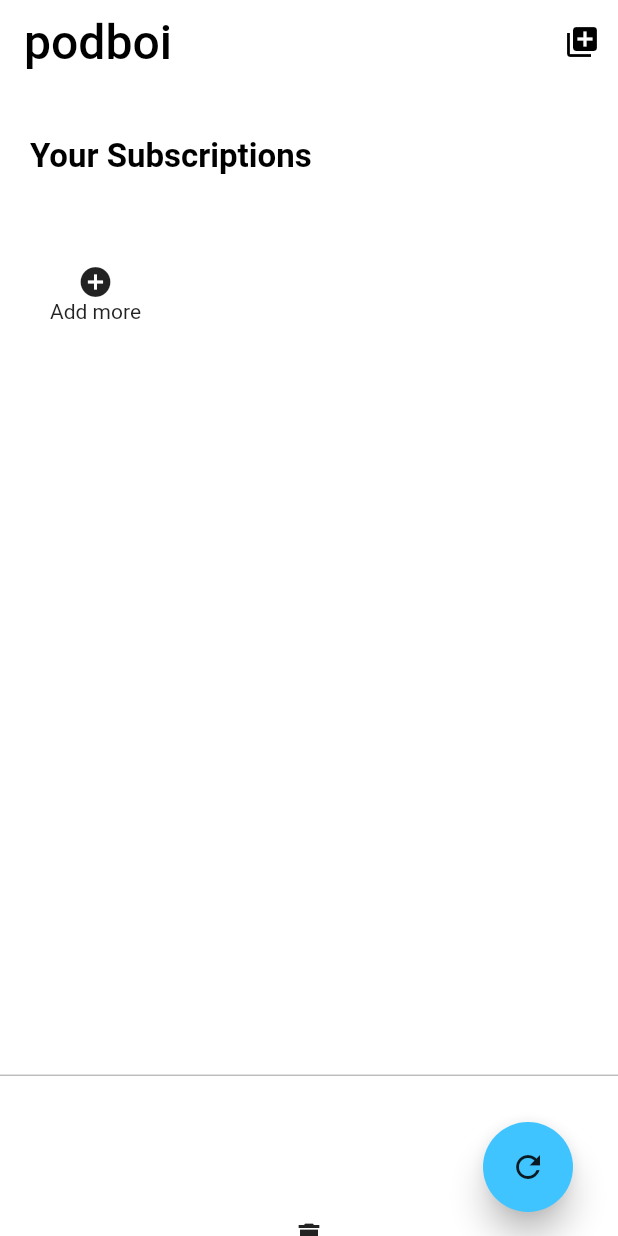
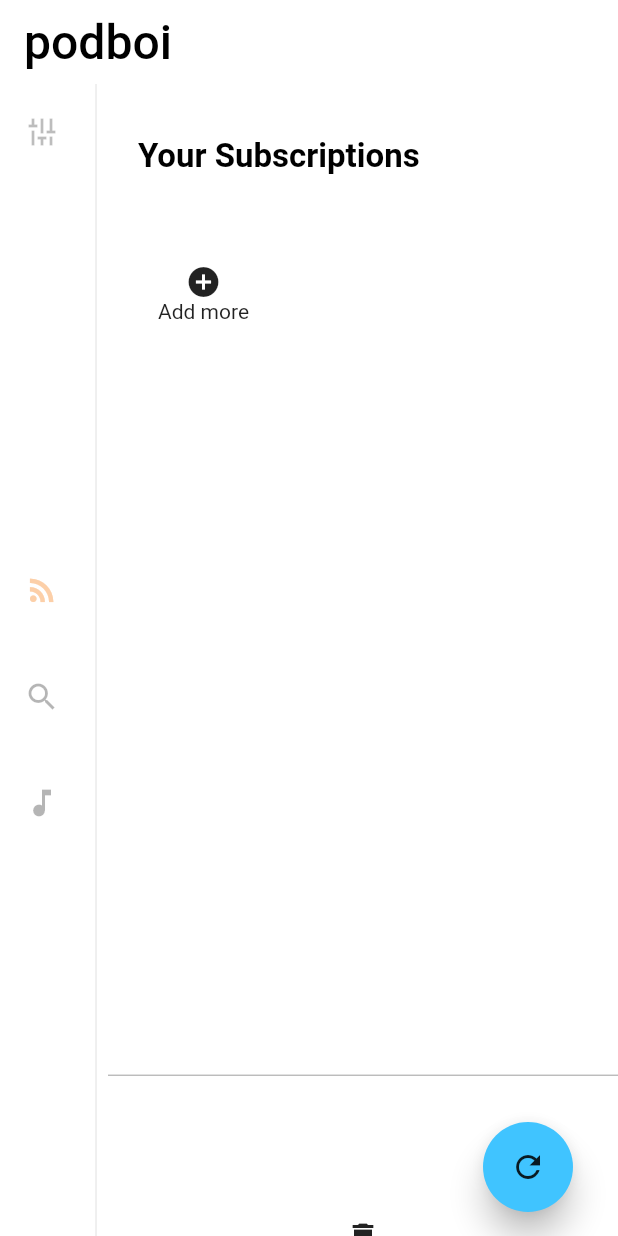
Before and after one commit to srihariash999/podboi, a Flutter app: the screen it shows after launch, on a phone screen of 412 x 824 dp. Run offline on Flutter 3.47's test engine with Material 2 defaults, Android fonts, the phone set to English and light mode, and no system bars; our stand-ins replace dotted_border, flutter_neumorphic, get_it, google_fonts, hive; missing offline and left inert: flutter_sound_lite, podcast_search; accounts and stored records are empty; Roboto replaces fonts that are missing (Monoton).

Commit message:
Added a new landing screen and started to organise navigation b/w pages

```diff
--- a/lib/views/new_landing_screen_view.dart
+++ b/lib/views/new_landing_screen_view.dart
@@ -0,0 +1,109 @@
+import 'package:flutter/material.dart';
+import 'package:flutter_neumorphic/flutter_neumorphic.dart';
+import 'package:google_fonts/google_fonts.dart';
+import 'package:podboi/views/subscriptions_page_view.dart';
+
+class ScreenOne extends StatelessWidget {
+  final int _selectedIndex = 0;
+  final padding = 8.0;
+  @override
+  Widget build(BuildContext context) {
+    return Scaffold(
+      backgroundColor: Colors.white,
+      appBar: AppBar(
+        backgroundColor: Colors.white,
+        elevation: 0.0,
+        toolbarOpacity: 0.0,
+        //title: Text("PodBoi", style: Theme.of(context).textTheme.headline4),
+        title: Text(
+          "podboi",
+          style: GoogleFonts.monoton(
+            textStyle: TextStyle(
+              fontSize: 32.0,
+              color: Colors.black,
+            ),
+          ),
+        ),
+      ),
+      body: SafeArea(
+        child: Row(
+          children: <Widget>[
+            NavigationRail(
+              minWidth: 56.0,
+              groupAlignment: 0.0,
+              backgroundColor: Colors.white,
+              selectedIndex: _selectedIndex,
+              selectedIconTheme: IconThemeData(
+                color: Color(0xffFCCFA8),
+              ),
+              onDestinationSelected: (int index) {
+                print(index);
+              },
+              labelType: NavigationRailLabelType.all,
+              leading: Column(
+                children: <Widget>[
+                  RotatedBox(
+                    quarterTurns: -1,
+                    child: IconButton(
+                      icon: Icon(Icons.tune),
+                      color: Colors.black26,
+                      onPressed: () {},
+                    ),
+                  )
+                ],
+              ),
+              selectedLabelTextStyle: TextStyle(
+                color: Color(0xffFCCFA8),
+                fontSize: 13,
+                letterSpacing: 0.8,
+                decoration: TextDecoration.underline,
+                decorationThickness: 2.0,
+              ),
+              unselectedLabelTextStyle: TextStyle(
+                fontSize: 13,
+                letterSpacing: 0.8,
+              ),
+              destinations: [
+                buildRailDestination(
+                  "Favourites",
+                  Icons.rss_feed,
+                  Color(0xffFCCFA8),
+                ),
+                buildRailDestination(
+                  "poo",
+                  Icons.search,
+                  Colors.black45,
+                ),
+                buildRailDestination(
+                  "Favourites",
+                  Icons.music_note,
+                  Colors.black45,
+                ),
+              ],
+            ),
+            VerticalDivider(),
+            // This is the main content.
+            ContentSpace(),
+          ],
+        ),
+      ),
+    );
+  }
+}
+
+NavigationRailDestination buildRailDestination(
+    String text, IconData icond, Color rang) {
+  return NavigationRailDestination(
+      icon: Icon(
+        icond,
+        color: rang,
+      ),
+      label: Text(" "));
+}
+
+class ContentSpace extends StatelessWidget {
+  @override
+  Widget build(BuildContext context) {
+    return Expanded(child: SubscriptionsPageView());
+  }
+}
--- a/lib/views/splash_screen_view.dart
+++ b/lib/views/splash_screen_view.dart
@@ -1,6 +1,7 @@
 import 'package:flutter/material.dart';
 import 'package:google_fonts/google_fonts.dart';
-import 'package:podboi/views/subscriptions_page_view.dart';
+import 'package:podboi/views/new_landing_screen_view.dart';
+// import 'package:podboi/views/subscriptions_page_view.dart';
 
 class SplashScreen extends StatefulWidget {
   SplashScreen({Key key}) : super(key: key);
@@ -16,7 +17,7 @@ class _SplashScreenState extends State<SplashScreen> {
     super.initState();
     Future.delayed(Duration(seconds: 4), () {
       Navigator.pushReplacement(context, MaterialPageRoute(builder: (context) {
-        return SubscriptionsPageView();
+        return ScreenOne();
       }));
     });
   }
--- a/lib/views/subscriptions_page_view.dart
+++ b/lib/views/subscriptions_page_view.dart
@@ -19,34 +19,34 @@ class SubscriptionsPageView extends StatelessWidget {
       model: locator<SubscriptionsPageModel>(),
       child: Scaffold(
         backgroundColor: Colors.white,
-        appBar: AppBar(
-          backgroundColor: Colors.white,
-          elevation: 0.0,
-          title: Text(
-            "podboi",
-            style: GoogleFonts.monoton(
-              textStyle: TextStyle(
-                fontSize: 32.0,
-                color: Colors.black,
-              ),
-            ),
-          ),
-          actions: [
-            IconButton(
-                icon: Icon(
-                  Icons.library_add,
-                  color: Colors.black,
-                ),
-                onPressed: () {
-                  Navigator.push(
-                    context,
-                    MaterialPageRoute(
-                      builder: (_) => AddPodcasts(),
-                    ),
-                  );
-                })
-          ],
-        ),
+        // appBar: AppBar(
+        //   backgroundColor: Colors.white,
+        //   elevation: 0.0,
+        //   title: Text(
+        //     "podboi",
+        //     style: GoogleFonts.monoton(
+        //       textStyle: TextStyle(
+        //         fontSize: 32.0,
+        //         color: Colors.black,
+        //       ),
+        //     ),
+        //   ),
+        //   actions: [
+        //     IconButton(
+        //         icon: Icon(
+        //           Icons.library_add,
+        //           color: Colors.black,
+        //         ),
+        //         onPressed: () {
+        //           Navigator.push(
+        //             context,
+        //             MaterialPageRoute(
+        //               builder: (_) => AddPodcasts(),
+        //             ),
+        //           );
+        //         })
+        //   ],
+        // ),
         body: SafeArea(
           child: SingleChildScrollView(
             child: Column(
```
